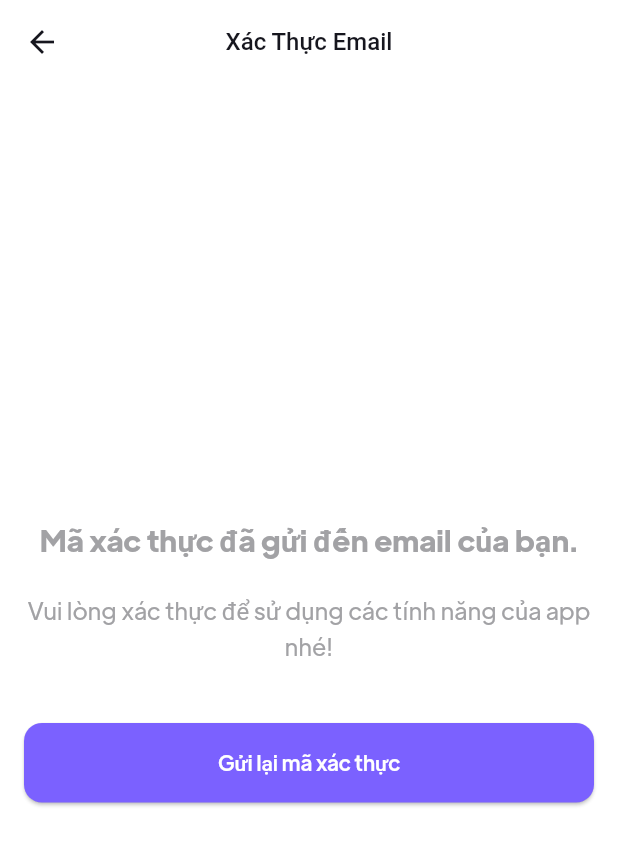
After one commit to quocthai1810/ecommerce_app, a Flutter app: the VerificationScreen screen opened by its route, on a phone screen of 412 x 824 dp. The commit adds this screen. Shown: the top 845 px of the screen. Run offline on Flutter 3.47's test engine with Material 3 defaults, Android fonts, the phone set to English and light mode, and no system bars; our stand-ins replace cached_network_image, cloud_firestore, firebase_auth, firebase_core, flutter_rating_bar, flutter_svg and 3 more; accounts and stored records are empty.

Commit message:
register and login

```diff
--- a/lib/main.dart
+++ b/lib/main.dart
@@ -1,3 +1,4 @@
+import 'package:firebase_core/firebase_core.dart';
 import 'package:flutter/material.dart';
 import 'package:shop/route/apppages.dart';
 import 'package:shop/route/route_constants.dart';
@@ -5,7 +6,9 @@ import 'package:shop/route/router.dart' as router;
 import 'package:shop/theme/app_theme.dart';
 import 'package:get/get.dart';
 
-void main() {
+void main() async {
+  WidgetsFlutterBinding.ensureInitialized();
+  await Firebase.initializeApp();
   runApp(const MyApp());
 }
 
--- a/lib/route/apppages.dart
+++ b/lib/route/apppages.dart
@@ -1,4 +1,8 @@
 import 'package:get/get.dart';
+import 'package:shop/entry_point.dart';
+import 'package:shop/screens/auth/controller/signin_binding.dart';
+import 'package:shop/screens/auth/views/verified_email_screen.dart';
+import 'package:shop/screens/home/views/home_screen.dart';
 import 'package:shop/screens/onbording/views/onbording_screnn.dart';
 import '../screens/auth/controller/signup_binding.dart';
 import '../screens/auth/views/login_screen.dart';
@@ -14,12 +18,23 @@ class AppPages {
     GetPage(
       name: logInScreenRoute,
       page: () => const LoginScreen(),
+      binding: SignInBinding()
     ),
     GetPage(
         name: signUpScreenRoute,
         page: () => const SignUpScreen(),
         binding: SignUpBinding()
-        // Đăng ký binding ở đây
+
         ),
+    GetPage(
+        name: entryPointScreenRoute,
+        page: () => const EntryPoint(),
+
+    ),
+    GetPage(
+      name: signUpVerificationScreenRoute,
+      page: () => const VerificationScreen(),
+
+    ),
   ];
 }
--- a/lib/route/route_constants.dart
+++ b/lib/route/route_constants.dart
@@ -4,7 +4,7 @@ const String preferredLanuageScreenRoute = "preferred_language";
 const String logInScreenRoute = "/login";
 const String signUpScreenRoute = "/signup";
 const String profileSetupScreenRoute = "profile_setup";
-const String signUpVerificationScreenRoute = "signup_verification";
+const String signUpVerificationScreenRoute = "/signup_verification";
 const String passwordRecoveryScreenRoute = "password_recovery";
 const String verificationMethodScreenRoute = "verification_method";
 const String otpScreenRoute = "otp";
@@ -18,7 +18,7 @@ const String setupFaceIdScreenRoute = "setup_faceid";
 const String productDetailsScreenRoute = "product_details";
 const String productReviewsScreenRoute = "product_reviews";
 const String addReviewsScreenRoute = "add_reviews";
-const String homeScreenRoute = "home";
+const String homeScreenRoute = "/home";
 const String brandScreenRoute = "brand";
 const String discoverWithImageScreenRoute = "discover_with_image";
 const String subDiscoverScreenRoute = "sub_discover";
@@ -28,7 +28,7 @@ const String kidsScreenRoute = "kids";
 const String searchScreenRoute = "search";
 const String searchHistoryScreenRoute = "search_history";
 const String bookmarkScreenRoute = "bookmark";
-const String entryPointScreenRoute = "entry_point";
+const String entryPointScreenRoute = "/entry_point";
 const String profileScreenRoute = "profile";
 const String getHelpScreenRoute = "get_help";
 const String chatScreenRoute = "chat";
--- /dev/null
+++ b/lib/screens/auth/controller/signin_binding.dart
@@ -0,0 +1,10 @@
+import 'package:get/get.dart';
+import 'package:shop/screens/auth/controller/signin_controller.dart';
+
+class SignInBinding extends Bindings {
+  @override
+  void dependencies() {
+
+    Get.put(SignInController());
+  }
+}
--- /dev/null
+++ b/lib/screens/auth/controller/signin_controller.dart
@@ -0,0 +1,32 @@
+import 'package:firebase_auth/firebase_auth.dart';
+import 'package:flutter/material.dart';
+import 'package:fluttertoast/fluttertoast.dart';
+import 'package:get/get.dart';
+import 'package:get/get_state_manager/src/simple/get_controllers.dart';
+import 'package:shop/const_func.dart';
+import 'package:shop/route/route_constants.dart';
+
+class SignInController extends GetxController {
+  final FirebaseAuth _auth = FirebaseAuth.instance;
+  late String email;
+  late String password;
+
+  Future<void> signIn() async {
+    try {
+      UserCredential userCredential = await _auth.signInWithEmailAndPassword(
+        email: email,
+        password: password,
+      );
+
+      if (userCredential.user!.emailVerified) {
+        Get.offAllNamed(entryPointScreenRoute);
+      } else {
+        Get.snackbar('Thông báo','Vui lòng xác thực email của bạn trước khi đăng nhập.');
+      }
+    } catch (e) {
+      Get.snackbar('Thông báo','Email hoặc Password không chính xác');
+    }
+  }
+
+
+}
--- a/lib/screens/auth/views/components/login_form.dart
+++ b/lib/screens/auth/views/components/login_form.dart
@@ -1,7 +1,9 @@
 import 'package:flutter/material.dart';
 import 'package:flutter_svg/flutter_svg.dart';
+import 'package:get/get.dart';
 
 import '../../../../constants.dart';
+import '../../controller/signin_controller.dart';
 
 class LogInForm extends StatelessWidget {
   const LogInForm({
@@ -13,13 +15,15 @@ class LogInForm extends StatelessWidget {
 
   @override
   Widget build(BuildContext context) {
+    final signInController = Get.find<SignInController>();
+
     return Form(
       key: formKey,
       child: Column(
         children: [
           TextFormField(
-            onSaved: (emal) {
-              // Email
+            onSaved: (email) {
+              signInController.email = email!;
             },
             validator: emaildValidator.call,
             textInputAction: TextInputAction.next,
@@ -46,8 +50,8 @@ class LogInForm extends StatelessWidget {
           ),
           const SizedBox(height: defaultPadding),
           TextFormField(
-            onSaved: (pass) {
-              // Password
+            onSaved: (password) {
+              signInController.password = password!;
             },
             validator: passwordValidator.call,
             obscureText: true,
--- /dev/null
+++ b/lib/screens/auth/views/verified_email_screen.dart
@@ -0,0 +1,44 @@
+import 'package:flutter/material.dart';
+
+class VerificationScreen extends StatelessWidget {
+  const VerificationScreen({super.key});
+
+  @override
+  Widget build(BuildContext context) {
+    return Scaffold(
+      appBar: AppBar(
+        title: const Text('Xác Thực Email'),
+        centerTitle: true,
+      ),
+      body: Padding(
+        padding: const EdgeInsets.all(16.0),
+        child: Center(
+          child: Column(
+            mainAxisAlignment: MainAxisAlignment.center,
+            children: [
+              const Text(
+                'Mã xác thực đã gửi đến email của bạn.',
+                style: TextStyle(fontSize: 20, fontWeight: FontWeight.bold),
+                textAlign: TextAlign.center,
+              ),
+              const SizedBox(height: 20),
+              const Text(
+                'Vui lòng xác thực để sử dụng các tính năng của app nhé!',
+                style: TextStyle(fontSize: 16),
+                textAlign: TextAlign.center,
+              ),
+              const SizedBox(height: 40),
+              ElevatedButton(
+                onPressed: () {
+                  // Xử lý nút "Gửi lại mã" hoặc chuyển hướng
+                  // bạn có thể thêm logic gửi lại mã xác thực ở đây
+                },
+                child: const Text('Gửi lại mã xác thực'),
+              ),
+            ],
+          ),
+        ),
+      ),
+    );
+  }
+}
--- a/lib/screens/onbording/views/onbording_screnn.dart
+++ b/lib/screens/onbording/views/onbording_screnn.dart
@@ -79,7 +79,7 @@ class _OnBordingScreenState extends State<OnBordingScreen> {
                 child: TextButton(
                   onPressed: () {
                     // Navigator.pushNamed(context, logInScreenRoute);
-                    Get.toNamed(logInScreenRoute);
+                    Get.offAllNamed(logInScreenRoute);
                   },
                   child: Text(
                     "Skip",
@@ -128,7 +128,7 @@ class _OnBordingScreenState extends State<OnBordingScreen> {
                               curve: Curves.ease, duration: defaultDuration);
                         } else {
                           // Navigator.pushNamed(context, logInScreenRoute);
-                          Get.toNamed(logInScreenRoute);
+                          Get.offAllNamed(logInScreenRoute);
                         }
                       },
                       style: ElevatedButton.styleFrom(
--- a/pubspec.yaml
+++ b/pubspec.yaml
@@ -21,6 +21,10 @@ dependencies:
   animations: ^2.0.11
   url_launcher: ^6.3.0
   get: ^4.6.6
+  firebase_core: ^3.6.0
+  firebase_auth: ^5.3.1
+  cloud_firestore: ^5.4.4
+  fluttertoast: ^8.2.8
 
 dev_dependencies:
   flutter_test:
```
Also changed, not shown: lib/const_func.dart (added, +21 -0 lines), lib/constants.dart (+8 -1 lines), lib/screens/auth/controller/signup_controller.dart (+97 -3 lines), lib/screens/auth/views/components/sign_up_form.dart (+30 -23 lines), lib/screens/auth/views/login_screen.dart (+6 -1 lines), lib/screens/auth/views/signup_screen.dart (+42 -10 lines), firebase.json (added), lib/firebase_options.dart (added), pubspec.lock, 3 other files.
